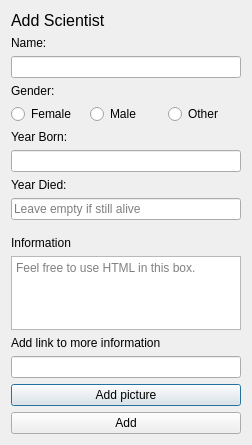
Above: addscientistwindow.ui from athenabjorg/sacr before the change. Below: the same form after it.
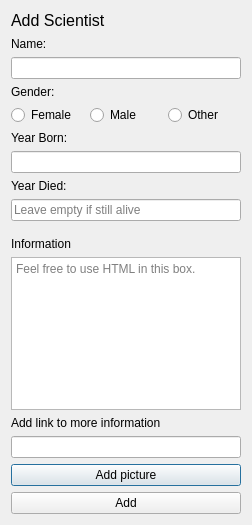
That is the form after the change.

Commit message: fixed death year bug

What changed in the file:
```diff
--- a/addscientistwindow.ui
+++ b/addscientistwindow.ui
@@ -7,7 +7,7 @@
     <x>0</x>
     <y>0</y>
     <width>252</width>
-    <height>445</height>
+    <height>525</height>
    </rect>
   </property>
   <property name="windowTitle">
@@ -127,7 +127,7 @@
    <item>
     <layout class="QHBoxLayout" name="horizontalLayout_4">
      <item>
-      <widget class="QLabel" name="yearDiedInput">
+      <widget class="QLabel" name="yearDiedLabel">
        <property name="text">
         <string>Year Died:</string>
        </property>
@@ -143,7 +143,7 @@
     </layout>
    </item>
    <item>
-    <widget class="QLineEdit" name="yearDiedInput_2">
+    <widget class="QLineEdit" name="yearDiedInput">
      <property name="text">
       <string/>
      </property>
```
